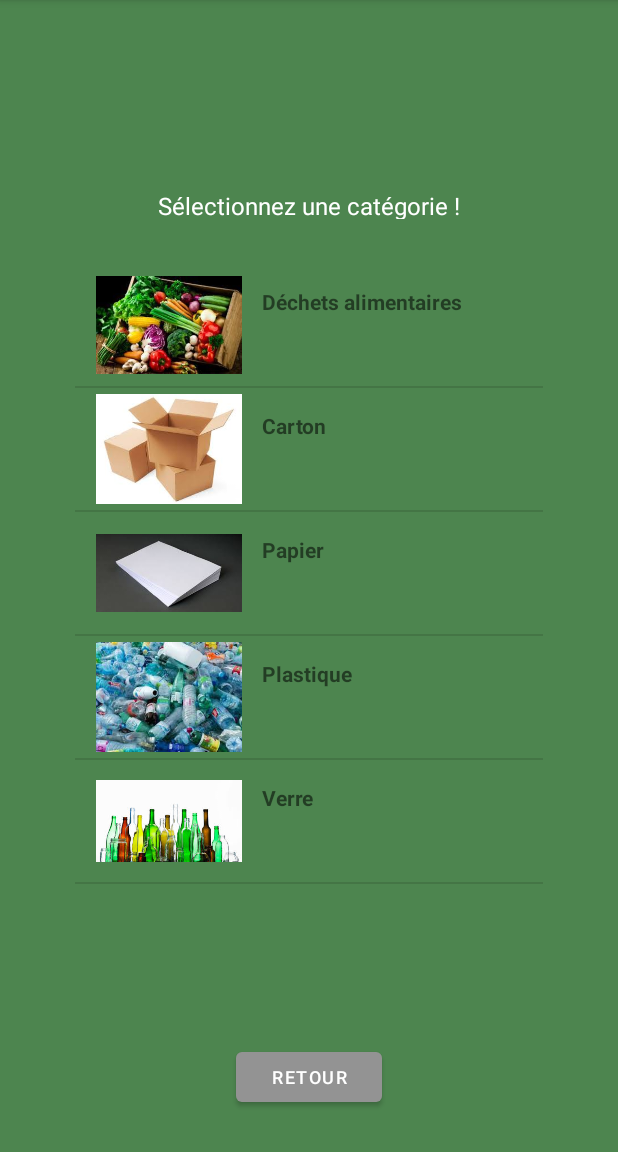
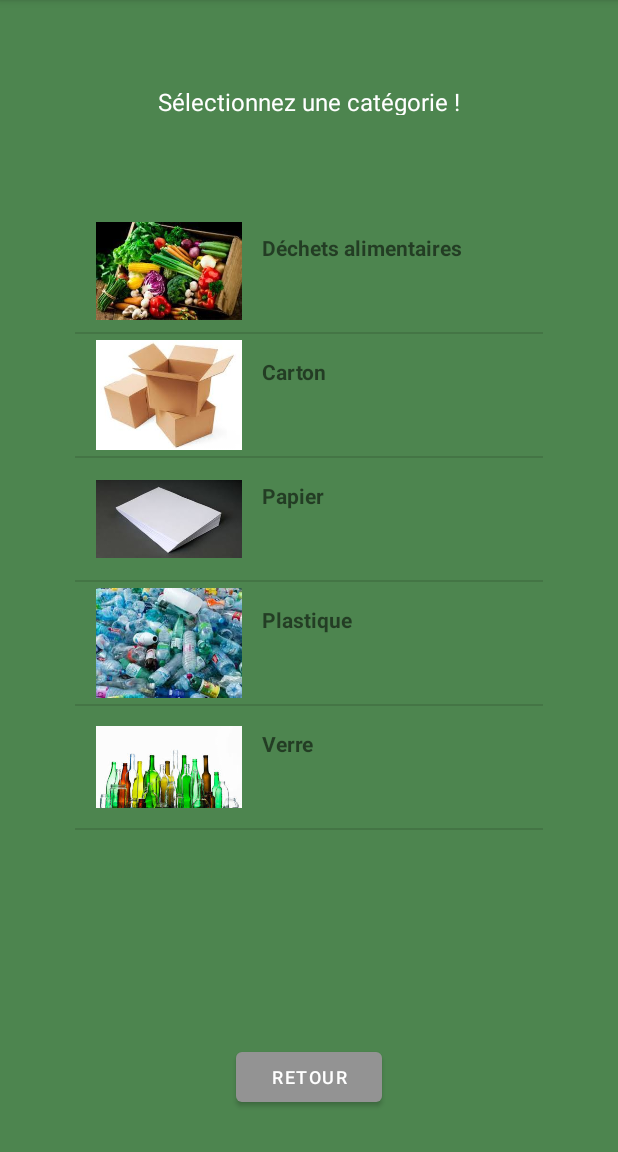
Before and after one commit to eliot312/AppTri, an Android app: the ListItemActivity screen opened directly, with no data from a screen before it, on a phone screen of 412 x 824 dp, the part 84-1236 px from its top. Run offline under Robolectric (Android 15) with nearby library versions, the light colour scheme and no system bars.

Commit message:
commit page paysage

```diff
--- a/app/src/main/java/com/example/apptri/InscriptionActivity.java
+++ b/app/src/main/java/com/example/apptri/InscriptionActivity.java
@@ -148,10 +148,12 @@ public class InscriptionActivity extends AppCompatActivity {
                 }
 
                 if (info_mdp == false) {
-                    Toast.makeText(getApplicationContext(), "Les mots de passe sont différents", Toast.LENGTH_SHORT).show();
+                    String text1 = getResources().getString(R.string.MDPdiff);
+                    Toast.makeText(getApplicationContext(), text1, Toast.LENGTH_SHORT).show();
                 } else {
                     if (info_valable == false) {
-                        Toast.makeText(getApplicationContext(), "Il manque des informations", Toast.LENGTH_SHORT).show();
+                        String text2 = getResources().getString(R.string.infosManquante);
+                        Toast.makeText(getApplicationContext(), text2, Toast.LENGTH_SHORT).show();
                     } else {
                         ContentValues values = new ContentValues();
                         values.put("nom", str_nom);
--- a/app/src/main/res/layout/activity_list_item.xml
+++ b/app/src/main/res/layout/activity_list_item.xml
@@ -10,28 +10,29 @@
         android:id="@+id/textViewTitreListe"
         android:layout_width="201dp"
         android:layout_height="20dp"
-        android:layout_marginBottom="500dp"
+        android:layout_marginTop="1dp"
         android:text="@string/selection"
         android:textColor="#FFFFFF"
         android:textSize="16sp"
-        app:layout_constraintBottom_toBottomOf="parent"
+        app:layout_constraintBottom_toTopOf="@+id/listeDesElements"
         app:layout_constraintEnd_toEndOf="parent"
         app:layout_constraintStart_toStartOf="parent"
         app:layout_constraintTop_toTopOf="parent"
-        app:layout_constraintVertical_bias="0.507" />
+        app:layout_constraintVertical_bias="0.465" />
 
     <ListView
         android:id="@+id/listeDesElements"
         android:layout_width="0dp"
         android:layout_height="0dp"
         android:layout_marginStart="50dp"
-        android:layout_marginTop="30dp"
+        android:layout_marginTop="140dp"
         android:layout_marginEnd="50dp"
         android:layout_marginBottom="100dp"
         app:layout_constraintBottom_toBottomOf="parent"
         app:layout_constraintEnd_toEndOf="parent"
+        app:layout_constraintHorizontal_bias="1.0"
         app:layout_constraintStart_toStartOf="parent"
-        app:layout_constraintTop_toBottomOf="@+id/textViewTitreListe" />
+        app:layout_constraintTop_toTopOf="parent" />
 
     <Button
         android:id="@+id/buttonRetourAccueil"
--- a/app/src/main/res/values/strings.xml
+++ b/app/src/main/res/values/strings.xml
@@ -27,4 +27,6 @@
     <string name="papier">Papier</string>
     <string name="verre">Verre</string>
     <string name="plastique">Plastique</string>
+    <string name="infosManquante">Il manque des informations</string>
+    <string name="MDPdiff">Les mots de passe sont différents</string>
 </resources>
--- a/app/src/main/res/values/themes.xml
+++ b/app/src/main/res/values/themes.xml
@@ -3,7 +3,7 @@
     <style name="Theme.AppTri" parent="Theme.MaterialComponents.DayNight.DarkActionBar">
         <!-- Primary brand color. -->
         <item name="colorPrimary">#939393</item>
-        <item name="colorPrimaryVariant">@color/purple_700</item>
+        <item name="colorPrimaryVariant">@color/black</item>
         <item name="colorOnPrimary">@color/white</item>
         <!-- Secondary brand color. -->
         <item name="colorSecondary">@color/teal_200</item>
```
Also changed, not shown: 1 other file.
